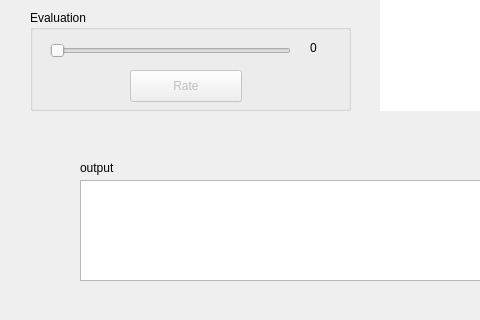
Above: app/form.ui from Estela23/MAI-SEL-PW3 before the change; both pictures show x 0 to 480 and y 469 to 789 of the 1052 by 789 pixel window. Below: the same form after it.
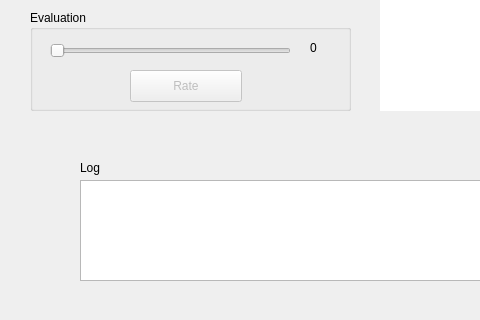
That is the form after the change. Icons and pictures are not drawn.

Commit message: [App] Open User Manual

What changed in the file:
```diff
--- a/app/form.ui
+++ b/app/form.ui
@@ -336,7 +336,7 @@
      </rect>
     </property>
     <property name="text">
-     <string>output</string>
+     <string>Log</string>
     </property>
    </widget>
    <widget class="QGroupBox" name="groupBox_3">
```
The commit also changes 1 other file.
